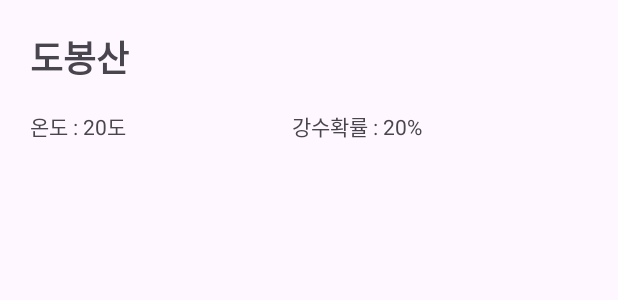
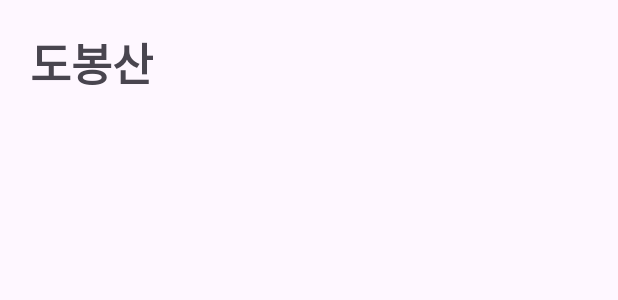
Before and after one commit to seongukHEO/MyMountain, an Android app: the layout item_weather_re.xml on its own in the app's theme, with its tools: preview values and no code run, on a phone screen of 412 x 824 dp. Shown: the top 300 px of the screen. Run offline under Robolectric (Android 15) with nearby library versions, the phone set to English and light mode, and no system bars.

Commit message:
fix : 리스트 구성 수정

```diff
--- a/app/src/main/java/com/example/my_mountain/ui/weather/adapter/WeatherLocationAdapter.kt
+++ b/app/src/main/java/com/example/my_mountain/ui/weather/adapter/WeatherLocationAdapter.kt
@@ -14,9 +14,7 @@ class WeatherLocationAdapter(): ListAdapter<LocationInfoModel, WeatherLocationAd
 
     inner class WeatherViewHolder(val binding: ItemWeatherReBinding): RecyclerView.ViewHolder(binding.root){
         fun bind(weatherData: LocationInfoModel){
-            binding.textWeatherMountain.text = weatherData.locationName
-            binding.textWeatherTemp.text = weatherData.locationLat.toString()
-            binding.textWeatherRain.text = weatherData.locationLon.toString()
+            binding.textWeatherMountain.text = "지역 : ${weatherData.locationName}"
             binding.root.setOnClickListener {
                 recyclerviewClick.recyclerviewClickLister()
             }
--- a/app/src/main/res/layout/item_weather_re.xml
+++ b/app/src/main/res/layout/item_weather_re.xml
@@ -10,27 +10,7 @@
         android:layout_width="match_parent"
         android:layout_height="wrap_content"
         android:text="도봉산"
-        android:textSize="24sp"
+        android:textSize="30sp"
         android:textStyle="bold" />
 
-    <LinearLayout
-        android:layout_width="match_parent"
-        android:layout_height="match_parent"
-        android:layout_marginTop="18dp"
-        android:orientation="horizontal">
-
-        <TextView
-            android:id="@+id/textWeatherTemp"
-            android:layout_width="wrap_content"
-            android:layout_height="wrap_content"
-            android:layout_weight="1"
-            android:text="온도 : 20도" />
-
-        <TextView
-            android:id="@+id/textWeatherRain"
-            android:layout_width="wrap_content"
-            android:layout_height="wrap_content"
-            android:layout_weight="1"
-            android:text="강수확률 : 20%" />
-    </LinearLayout>
 </LinearLayout>
```
Also changed, not shown: app/src/main/AndroidManifest.xml (+7 -3 lines), app/src/main/java/com/example/my_mountain/ui/weather/WeatherDetailActivity.kt (added, +15 -0 lines), app/src/main/res/layout/activity_weather_detail_acticity.xml (added, +10 -0 lines).
